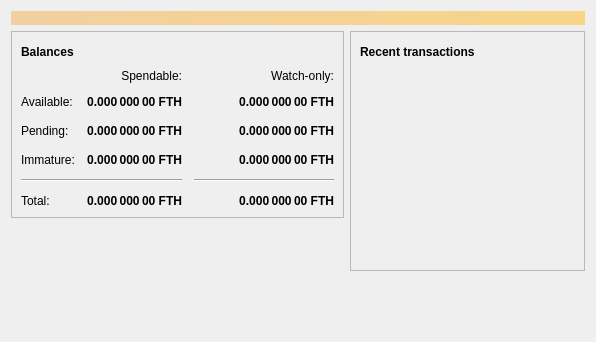
First picture: the form in src/qt/forms/overviewpage.ui, repository LucienZerger/straya-coin-dev, before the edit.
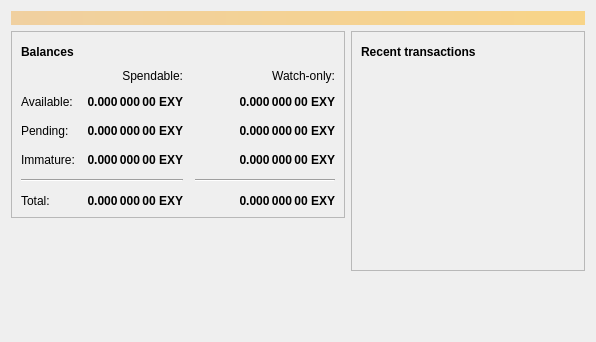
Second picture: the form after the edit. Icons and pictures are not drawn.

The edit to the form file:
```diff
--- a/src/qt/forms/overviewpage.ui
+++ b/src/qt/forms/overviewpage.ui
@@ -129,7 +129,7 @@
                <string>Unconfirmed transactions to watch-only addresses</string>
               </property>
               <property name="text">
-               <string notr="true">0.000 000 00 FTH</string>
+               <string notr="true">0.000 000 00 EXY</string>
               </property>
               <property name="alignment">
                <set>Qt::AlignRight|Qt::AlignTrailing|Qt::AlignVCenter</set>
@@ -154,7 +154,7 @@
                <string>Total of transactions that have yet to be confirmed, and do not yet count toward the spendable balance</string>
               </property>
               <property name="text">
-               <string notr="true">0.000 000 00 FTH</string>
+               <string notr="true">0.000 000 00 EXY</string>
               </property>
               <property name="alignment">
                <set>Qt::AlignRight|Qt::AlignTrailing|Qt::AlignVCenter</set>
@@ -179,7 +179,7 @@
                <string>Mined balance in watch-only addresses that has not yet matured</string>
               </property>
               <property name="text">
-               <string notr="true">0.000 000 00 FTH</string>
+               <string notr="true">0.000 000 00 EXY</string>
               </property>
               <property name="alignment">
                <set>Qt::AlignRight|Qt::AlignTrailing|Qt::AlignVCenter</set>
@@ -237,7 +237,7 @@
                <string>Mined balance that has not yet matured</string>
               </property>
               <property name="text">
-               <string notr="true">0.000 000 00 FTH</string>
+               <string notr="true">0.000 000 00 EXY</string>
               </property>
               <property name="alignment">
                <set>Qt::AlignRight|Qt::AlignTrailing|Qt::AlignVCenter</set>
@@ -282,7 +282,7 @@
                <string>Your current total balance</string>
               </property>
               <property name="text">
-               <string notr="true">0.000 000 00 FTH</string>
+               <string notr="true">0.000 000 00 EXY</string>
               </property>
               <property name="alignment">
                <set>Qt::AlignRight|Qt::AlignTrailing|Qt::AlignVCenter</set>
@@ -307,7 +307,7 @@
                <string>Current total balance in watch-only addresses</string>
               </property>
               <property name="text">
-               <string notr="true">0.000 000 00 FTH</string>
+               <string notr="true">0.000 000 00 EXY</string>
               </property>
               <property name="alignment">
                <set>Qt::AlignRight|Qt::AlignTrailing|Qt::AlignVCenter</set>
@@ -349,7 +349,7 @@
                <string>Your current spendable balance</string>
               </property>
               <property name="text">
-               <string notr="true">0.000 000 00 FTH</string>
+               <string notr="true">0.000 000 00 EXY</string>
               </property>
               <property name="alignment">
                <set>Qt::AlignRight|Qt::AlignTrailing|Qt::AlignVCenter</set>
@@ -374,7 +374,7 @@
                <string>Your current balance in watch-only addresses</string>
               </property>
               <property name="text">
-               <string notr="true">0.000 000 00 FTH</string>
+               <string notr="true">0.000 000 00 EXY</string>
               </property>
               <property name="alignment">
                <set>Qt::AlignRight|Qt::AlignTrailing|Qt::AlignVCenter</set>
```
